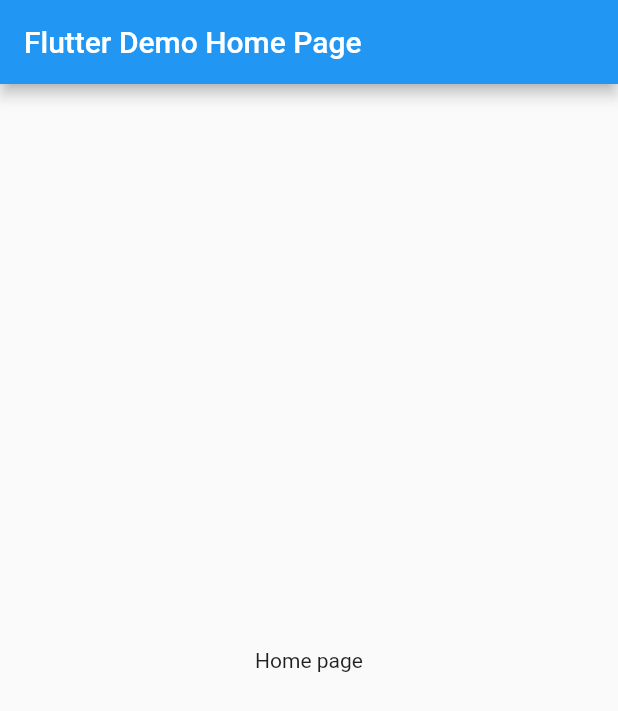
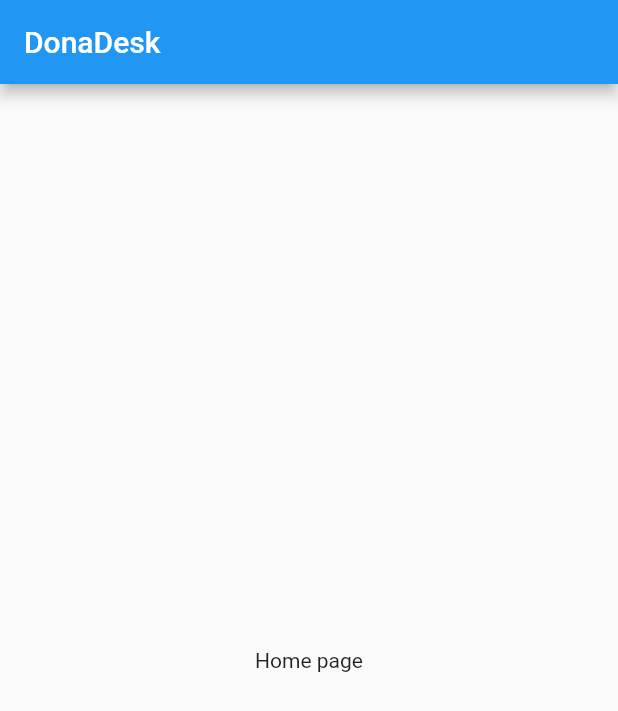
Before and after one commit to crio-tech/donadesk, a Flutter app: the screen it shows after launch, on a phone screen of 412 x 824 dp. Shown: the top 711 px of the screen. Run offline on Flutter 3.47's test engine with Material 2 defaults, Android fonts, the light colour scheme and no system bars.

Commit message:
Initial structure

```diff
--- a/lib/main.dart
+++ b/lib/main.dart
@@ -15,12 +15,12 @@
   @override
   Widget build(BuildContext context) {
     return MaterialApp(
-      title: 'Flutter Demo',
+      title: 'DonaDesk',
       theme: ThemeData(
         primarySwatch: Colors.blue,
         visualDensity: VisualDensity.adaptivePlatformDensity,
       ),
-      home: HomePage(title: 'Flutter Demo Home Page'),
+      home: HomePage(title: 'DonaDesk'),
     );
   }
 }
```
Also changed, not shown: 1 other file.
